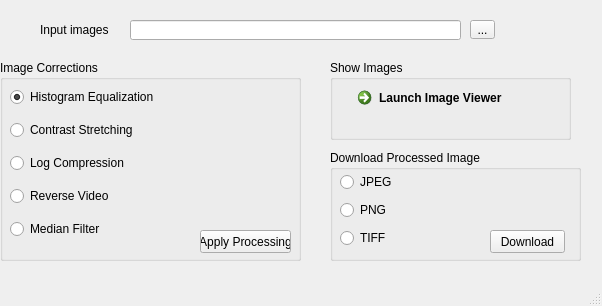
Above: GUI/main_window_design.ui from mdholbrook/bme590final before the change. Below: the same form after it.
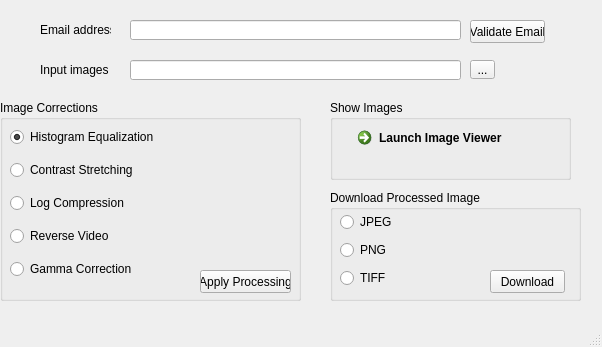
That is the form after the change.

Commit message: Updated GUI to include an email field and add the entered data into the dictionary.

What changed in the file:
```diff
--- a/GUI/main_window_design.ui
+++ b/GUI/main_window_design.ui
@@ -7,7 +7,7 @@
     <x>0</x>
     <y>0</y>
     <width>602</width>
-    <height>306</height>
+    <height>347</height>
    </rect>
   </property>
   <property name="windowTitle">
@@ -18,7 +18,7 @@
     <property name="geometry">
      <rect>
       <x>0</x>
-      <y>60</y>
+      <y>100</y>
       <width>301</width>
       <height>201</height>
      </rect>
@@ -82,7 +82,7 @@
       <item>
        <widget class="QRadioButton" name="radioButtonMedian">
         <property name="text">
-         <string>Median Filter</string>
+         <string>Gamma Correction</string>
         </property>
         <attribute name="buttonGroup">
          <string notr="true">buttonGroup</string>
@@ -109,7 +109,7 @@
     <property name="geometry">
      <rect>
       <x>470</x>
-      <y>20</y>
+      <y>60</y>
       <width>25</width>
       <height>19</height>
      </rect>
@@ -122,7 +122,7 @@
     <property name="geometry">
      <rect>
       <x>130</x>
-      <y>20</y>
+      <y>60</y>
       <width>331</width>
       <height>20</height>
      </rect>
@@ -132,7 +132,7 @@
     <property name="geometry">
      <rect>
       <x>330</x>
-      <y>60</y>
+      <y>100</y>
       <width>241</width>
       <height>80</height>
      </rect>
@@ -158,7 +158,7 @@
     <property name="geometry">
      <rect>
       <x>330</x>
-      <y>150</y>
+      <y>190</y>
       <width>251</width>
       <height>111</height>
      </rect>
@@ -217,7 +217,7 @@
     <property name="geometry">
      <rect>
       <x>40</x>
-      <y>20</y>
+      <y>60</y>
       <width>71</width>
       <height>20</height>
      </rect>
@@ -226,6 +226,42 @@
      <string>Input images</string>
     </property>
    </widget>
+   <widget class="QLineEdit" name="lineEditEmail">
+    <property name="geometry">
+     <rect>
+      <x>130</x>
+      <y>20</y>
+      <width>331</width>
+      <height>20</height>
+     </rect>
+    </property>
+   </widget>
+   <widget class="QLabel" name="label_2">
+    <property name="geometry">
+     <rect>
+      <x>40</x>
+      <y>20</y>
+      <width>71</width>
+      <height>20</height>
+     </rect>
+    </property>
+    <property name="text">
+     <string>Email address</string>
+    </property>
+   </widget>
+   <widget class="QPushButton" name="pushButtonEmail">
+    <property name="geometry">
+     <rect>
+      <x>470</x>
+      <y>20</y>
+      <width>75</width>
+      <height>23</height>
+     </rect>
+    </property>
+    <property name="text">
+     <string>Validate Email</string>
+    </property>
+   </widget>
   </widget>
   <widget class="QMenuBar" name="menubar">
    <property name="geometry">
```
The commit also changes 2 other files.
